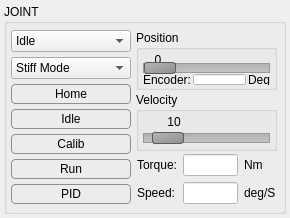
robotology/yarp, file src/yarpmotorgui-qt/jointitem.ui: the form before one commit.
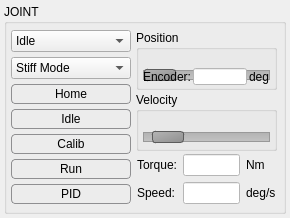
The form after the commit. The open tabs and pages were chosen to show the change. Custom widgets are drawn as their Qt base class.

```diff
--- a/src/yarpmotorgui-qt/jointitem.ui
+++ b/src/yarpmotorgui-qt/jointitem.ui
@@ -451,56 +451,29 @@
               <number>2</number>
              </property>
              <item>
-              <widget class="QWidget" name="widget_3" native="true">
+              <widget class="SliderWithTarget" name="sliderTrajectoryPosition">
                <property name="minimumSize">
                 <size>
                  <width>0</width>
-                 <height>20</height>
+                 <height>40</height>
                 </size>
                </property>
-               <property name="maximumSize">
-                <size>
-                 <width>16777215</width>
-                 <height>20</height>
-                </size>
-               </property>
-               <widget class="QLabel" name="labelPositionPosition">
-                <property name="geometry">
-                 <rect>
-                  <x>0</x>
-                  <y>0</y>
-                  <width>30</width>
-                  <height>20</height>
-                 </rect>
-                </property>
-                <property name="minimumSize">
-                 <size>
-                  <width>30</width>
-                  <height>20</height>
-                 </size>
-                </property>
-                <property name="maximumSize">
-                 <size>
-                  <width>16777215</width>
-                  <height>20</height>
-                 </size>
-                </property>
-                <property name="text">
-                 <string>0</string>
-                </property>
-                <property name="alignment">
-                 <set>Qt::AlignCenter</set>
-                </property>
-               </widget>
-              </widget>
-             </item>
-             <item>
-              <widget class="QSlider" name="sliderPositionPosition">
                <property name="mouseTracking">
                 <bool>false</bool>
                </property>
                <property name="styleSheet">
-                <string notr="true"/>
+                <string notr="true">margin-top:10px;
+
+</string>
+               </property>
+               <property name="minimum">
+                <number>0</number>
+               </property>
+               <property name="maximum">
+                <number>100</number>
+               </property>
+               <property name="value">
+                <number>0</number>
                </property>
                <property name="orientation">
                 <enum>Qt::Horizontal</enum>
@@ -546,7 +519,7 @@
                 <item>
                  <widget class="QLabel" name="label_30">
                   <property name="text">
-                   <string>Deg</string>
+                   <string>deg</string>
                   </property>
                  </widget>
                 </item>
@@ -578,54 +551,21 @@
               <number>2</number>
              </property>
              <item>
-              <widget class="QWidget" name="widget_5" native="true">
+              <widget class="SliderWithTarget" name="sliderTrajectoryVelocity">
                <property name="minimumSize">
                 <size>
                  <width>0</width>
-                 <height>20</height>
+                 <height>40</height>
                 </size>
                </property>
-               <property name="maximumSize">
-                <size>
-                 <width>16777215</width>
-                 <height>20</height>
-                </size>
-               </property>
-               <widget class="QLabel" name="labelPositionVelocity">
-                <property name="geometry">
-                 <rect>
-                  <x>16</x>
-                  <y>0</y>
-                  <width>30</width>
-                  <height>20</height>
-                 </rect>
-                </property>
-                <property name="minimumSize">
-                 <size>
-                  <width>30</width>
-                  <height>20</height>
-                 </size>
-                </property>
-                <property name="maximumSize">
-                 <size>
-                  <width>16777215</width>
-                  <height>20</height>
-                 </size>
-                </property>
-                <property name="text">
-                 <string>10</string>
-                </property>
-                <property name="alignment">
-                 <set>Qt::AlignCenter</set>
-                </property>
-               </widget>
-              </widget>
-             </item>
-             <item>
-              <widget class="QSlider" name="sliderPositionVelocity">
                <property name="mouseTracking">
                 <bool>false</bool>
                </property>
+               <property name="styleSheet">
+                <string notr="true">margin-top:10px;
+
+</string>
+               </property>
                <property name="minimum">
                 <number>1</number>
                </property>
@@ -717,7 +657,7 @@
              <item row="1" column="2">
               <widget class="QLabel" name="labelSpeed3">
                <property name="text">
-                <string>deg/S</string>
+                <string>deg/s</string>
                </property>
               </widget>
              </item>
@@ -1974,6 +1914,13 @@
    </item>
   </layout>
  </widget>
+ <customwidgets>
+  <customwidget>
+   <class>SliderWithTarget</class>
+   <extends>QSlider</extends>
+   <header>jointitem.h</header>
+  </customwidget>
+ </customwidgets>
  <resources/>
  <connections/>
 </ui>
```
Left out of the diff: 267 changed lines with no effect on the pictures.
